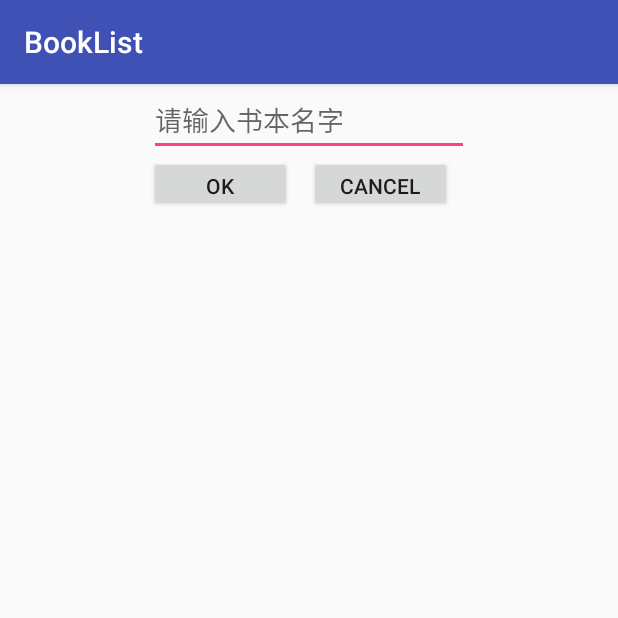
After one commit to Atlantis888/AndroidProject, an Android app: the EditTextActivity screen opened directly, with no data from a screen before it, on a phone screen of 412 x 824 dp, the top half of it. The commit adds this screen. Run offline under Robolectric (Android 15) with nearby library versions, the phone set to English and light mode, and no system bars.

Commit message:
Activity传递数据

```diff
--- a/BookList/app/build.gradle
+++ b/BookList/app/build.gradle
@@ -26,9 +26,9 @@ dependencies {
         exclude group: 'com.android.support', module: 'support-annotations'
     })
     //noinspection GradleDeprecatedConfiguration,GradleDynamicVersion
-    compile 'com.android.support:appcompat-v7:26+'
+    implementation 'com.android.support:appcompat-v7:26+'
     //noinspection GradleDeprecatedConfiguration
-    compile 'com.android.support.constraint:constraint-layout:1.1.3'
+    implementation 'com.android.support.constraint:constraint-layout:1.1.3'
     //noinspection GradleDeprecatedConfiguration
     testCompile 'junit:junit:4.12'
 }
--- a/BookList/app/src/main/AndroidManifest.xml
+++ b/BookList/app/src/main/AndroidManifest.xml
@@ -9,6 +9,8 @@
         android:roundIcon="@mipmap/ic_launcher_round"
         android:supportsRtl="true"
         android:theme="@style/AppTheme">
+        <activity android:name=".FileDataSource"></activity>
+        <activity android:name=".EditTextActivity" />
         <activity android:name=".BookListMainActivity">
             <intent-filter>
                 <action android:name="android.intent.action.MAIN" />
--- a/BookList/app/src/main/java/com/casper/testdrivendevelopment/Book.java
+++ b/BookList/app/src/main/java/com/casper/testdrivendevelopment/Book.java
@@ -1,10 +1,12 @@
 package com.casper.testdrivendevelopment;
+
+import java.io.Serializable;
 
 /**
  * Created by jszx on 2019/9/24.
  */
 
-public class Book {
+public class Book implements Serializable {
     private String name;
     private int pictureId;
 
--- /dev/null
+++ b/BookList/app/src/main/java/com/casper/testdrivendevelopment/EditTextActivity.java
@@ -0,0 +1,60 @@
+package com.casper.testdrivendevelopment;
+
+import android.content.Intent;
+import android.support.v7.app.AppCompatActivity;
+import android.os.Bundle;
+import android.view.View;
+import android.widget.Button;
+import android.widget.EditText;
+
+public class EditTextActivity extends AppCompatActivity {
+
+    private EditText editTextBookName;
+    private Button buttonOk,buttonCancel;
+    private int editPosition;
+    @Override
+    public void onBackPressed() {
+
+        //super.onBackPressed();
+        Intent intent = new Intent();
+        intent.putExtra("edit_position", editPosition);
+        intent.putExtra("good_name", editTextBookName.getText().toString().trim());
+        setResult(RESULT_OK, intent);
+        EditTextActivity.this.finish();
+
+    }
+    @Override
+    protected void onCreate(Bundle savedInstanceState) {
+        super.onCreate(savedInstanceState);
+        setContentView(R.layout.activity_edit_text);
+        editPosition=getIntent().getIntExtra("edit_position",0);
+
+        editTextBookName=(EditText)findViewById(R.id.edit_text_book_name);
+        buttonCancel=(Button)findViewById(R.id.button_cancel);
+        buttonOk=(Button)findViewById(R.id.button_ok);
+
+        String goodName= getIntent().getStringExtra("good_name");
+        if(goodName!=null) {
+            editTextBookName.setText(goodName);
+        }
+
+
+        buttonOk.setOnClickListener(new View.OnClickListener() {
+            @Override
+            public void onClick(View view) {
+                Intent intent = new Intent();
+                intent.putExtra("edit_position", editPosition);
+                intent.putExtra("good_name", editTextBookName.getText().toString().trim());
+                setResult(RESULT_OK, intent);
+                EditTextActivity.this.finish();
+            }
+        });
+        buttonCancel.setOnClickListener(new View.OnClickListener() {
+            @Override
+            public void onClick(View view) {
+                EditTextActivity.this.finish();
+            }
+        });
+
+    }
+}
--- /dev/null
+++ b/BookList/app/src/main/res/layout/activity_edit_text.xml
@@ -0,0 +1,39 @@
+<?xml version="1.0" encoding="utf-8"?>
+<android.support.constraint.ConstraintLayout xmlns:android="http://schemas.android.com/apk/res/android"
+    xmlns:app="http://schemas.android.com/apk/res-auto"
+    xmlns:tools="http://schemas.android.com/tools"
+    android:layout_width="match_parent"
+    android:layout_height="match_parent"
+    tools:context=".EditTextActivity">
+
+    <Button
+        android:id="@+id/button_ok"
+        android:layout_width="95dp"
+        android:layout_height="37dp"
+        android:text="@string/button_ok"
+        app:layout_constraintStart_toStartOf="@+id/edit_text_book_name"
+        app:layout_constraintTop_toBottomOf="@+id/edit_text_book_name" />
+
+    <Button
+        android:id="@+id/button_cancel"
+        android:layout_width="95dp"
+        android:layout_height="37dp"
+        android:text="@string/button_cancel"
+        app:layout_constraintBottom_toBottomOf="@+id/button_ok"
+        app:layout_constraintEnd_toEndOf="@+id/edit_text_book_name"
+        app:layout_constraintStart_toEndOf="@+id/button_ok"
+        app:layout_constraintTop_toBottomOf="@+id/edit_text_book_name" />
+
+    <EditText
+        android:id="@+id/edit_text_book_name"
+        android:layout_width="wrap_content"
+        android:layout_height="wrap_content"
+        android:ems="10"
+        android:hint="@string/初始文本"
+
+        android:visibility="visible"
+        app:layout_constraintEnd_toEndOf="parent"
+        app:layout_constraintStart_toStartOf="parent"
+        app:layout_constraintTop_toTopOf="parent"
+        tools:visibility="visible" />
+</android.support.constraint.ConstraintLayout>
--- a/BookList/app/src/main/res/values/strings.xml
+++ b/BookList/app/src/main/res/values/strings.xml
@@ -1,3 +1,6 @@
 <resources>
     <string name="app_name">BookList</string>
+    <string name="button_ok">OK</string>
+    <string name="button_cancel">CANCEL</string>
+    <string name="初始文本">请输入书本名字</string>
 </resources>
```
Also changed, not shown: BookList/app/src/main/java/com/casper/testdrivendevelopment/BookListMainActivity.java (+82 -21 lines), BookList/app/src/main/java/com/casper/testdrivendevelopment/FileDataSource.java (added, +50 -0 lines), BookList/app/src/main/res/layout/activity_file_data_source.xml (added, +9 -0 lines).
